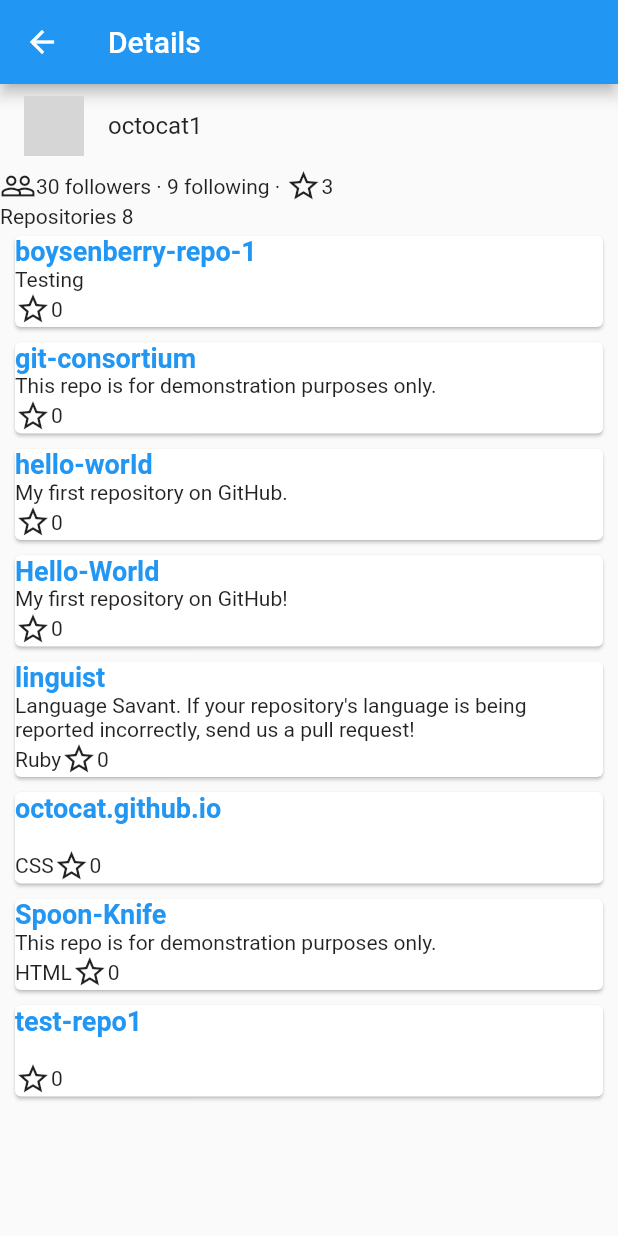
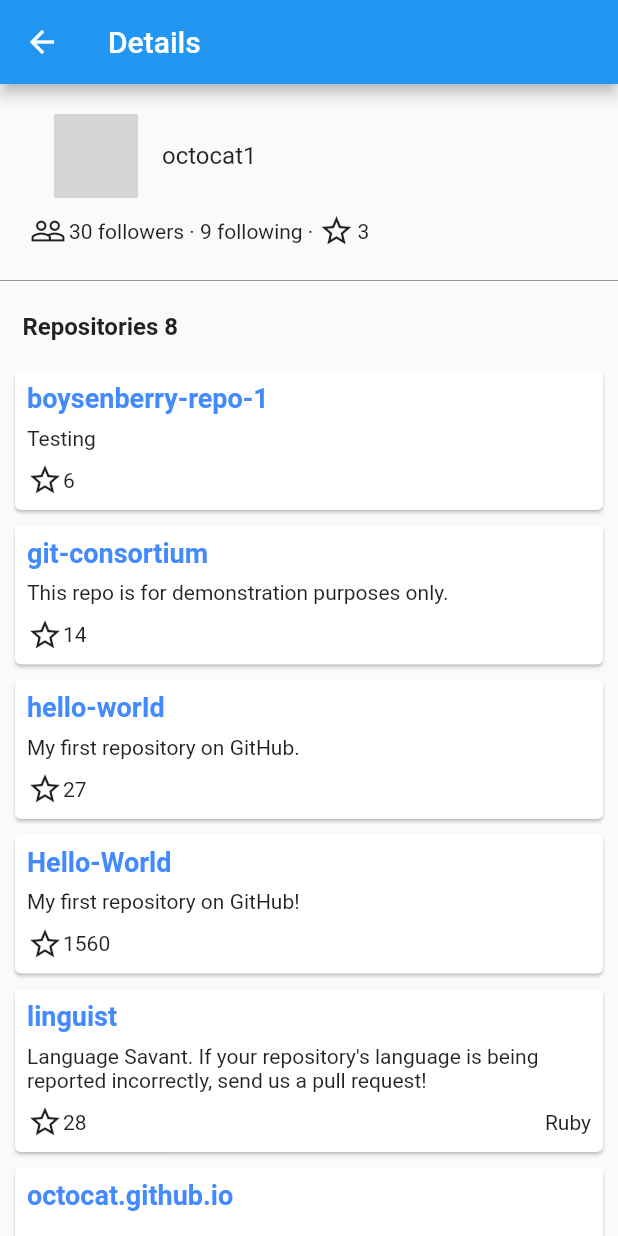
Before and after one commit to NeoMindStd/GithubUserList, a Flutter app: the screen it shows after launch, after a tap on an icon or button, on a phone screen of 412 x 824 dp. Run offline on Flutter 3.47's test engine with Material 2 defaults, Android fonts, the phone set to English and light mode, and no system bars; our stand-ins replace logger, rxdart; missing offline and left inert: easy_web_view, mutex; network calls fail; grey boxes are pictures that could not be loaded.

Commit message:
Implement DetailPage screen

```diff
--- a/lib/data/repository.dart
+++ b/lib/data/repository.dart
@@ -5,7 +5,7 @@ import 'package:github_user_list/data/user.dart';
 
 class Repository {
   int id;
-  int stargazerCount;
+  int stargazersCount;
   int watchersCount;
   int forks;
   int watchers;
@@ -23,7 +23,7 @@ class Repository {
 
   Repository({
     this.id = Nos.Global.NOT_ASSIGNED_ID,
-    this.stargazerCount = 0,
+    this.stargazersCount = 0,
     this.watchersCount = 0,
     this.forks = 0,
     this.watchers = 0,
@@ -42,7 +42,7 @@ class Repository {
 
   factory Repository.fromJson(Map<String, dynamic> json) => Repository(
         id: json['id'] as int ?? Nos.Global.NOT_ASSIGNED_ID,
-        stargazerCount: json['stargazer_count'] as int ?? 0,
+        stargazersCount: json['stargazers_count'] as int ?? 0,
         watchersCount: json['watchers_count'] as int ?? 0,
         forks: json['forks'] as int ?? 0,
         watchers: json['watchers'] as int ?? 0,
--- a/lib/data/user.dart
+++ b/lib/data/user.dart
@@ -7,6 +7,7 @@ class User {
   int id;
   String login;
   String avatarUrl;
+  String htmlUrl;
   String url;
   String followersUrl;
   String followingUrl;
@@ -23,6 +24,7 @@ class User {
     this.login = "",
     this.avatarUrl = "",
     this.url = "",
+    this.htmlUrl,
     this.followersUrl = "",
     this.followingUrl = "",
     this.starredUrl = "",
@@ -37,6 +39,7 @@ class User {
         login: json['login'] as String ?? "",
         avatarUrl: json['avatar_url'] as String ?? "",
         url: json['url'] as String ?? "",
+        htmlUrl: json['html_url'] as String ?? "",
         followersUrl: json['followers_url'] as String ?? "",
         followingUrl: json['following_url'] as String ?? "",
         starredUrl: json['starred_url'] as String ?? "",
@@ -54,6 +57,7 @@ class User {
         'avatar_url':
             'https://avatars1.githubusercontent.com/u/583231?s=460&u=a59fef2a493e2b67dd13754231daf220c82ba84d&v=4',
         'url': 'https://api.github.com/users/octocat',
+        'html_url': 'https://github.com/octocat',
         'followers_url': 'https://api.github.com/users/octocat/followers',
         'following_url': 'https://api.github.com/users/octocat/following',
         'starred_url': 'https://api.github.com/users/octocat/starred',
--- /dev/null
+++ b/lib/screen/detail/profile.dart
@@ -0,0 +1,85 @@
+import 'package:flutter/material.dart';
+import 'package:github_user_list/data/user.dart';
+import 'package:github_user_list/screen/web_view_page.dart';
+
+class Profile extends StatelessWidget {
+  final User _user;
+  final EdgeInsetsGeometry padding;
+
+  const Profile(
+    this._user, {
+    this.padding = const EdgeInsets.all(0),
+  });
+
+  @override
+  Widget build(BuildContext context) => Padding(
+        padding: padding,
+        child: Column(
+          children: <Widget>[
+            ListTile(
+              leading: CircleAvatar(
+                radius: 28,
+                backgroundImage: NetworkImage(_user.avatarUrl),
+              ),
+              title: Text(_user.login),
+              onTap: () => Navigator.push(
+                  context,
+                  MaterialPageRoute(
+                      builder: (_) => WebViewPage(_user.login, _user.htmlUrl))),
+            ),
+            Padding(
+              padding: const EdgeInsets.only(top: 10),
+              child: Row(
+                children: <Widget>[
+                  InkWell(
+                    child: Row(
+                      children: <Widget>[
+                        Icon(Icons.people_outline),
+                        Padding(
+                          padding: EdgeInsets.only(left: 2),
+                        ),
+                        Text("${_user.followers.length} followers"),
+                      ],
+                    ),
+                    onTap: () => Navigator.push(
+                        context,
+                        MaterialPageRoute(
+                            builder: (context) => WebViewPage(
+                                "${_user.login}'s followers",
+                                'https://github.com/${_user.login}?tab=followers'))),
+                  ),
+                  Text(" · "),
+                  InkWell(
+                    child: Text("${_user.followings.length} following"),
+                    onTap: () => Navigator.push(
+                        context,
+                        MaterialPageRoute(
+                            builder: (context) => WebViewPage(
+                                "${_user.login}'s following",
+                                'https://github.com/${_user.login}?tab=following'))),
+                  ),
+                  Text(" · "),
+                  InkWell(
+                    child: Row(
+                      children: <Widget>[
+                        Icon(Icons.star_border),
+                        Padding(
+                          padding: EdgeInsets.only(left: 2),
+                        ),
+                        Text("${_user.stars.length}"),
+                      ],
+                    ),
+                    onTap: () => Navigator.push(
+                        context,
+                        MaterialPageRoute(
+                            builder: (context) => WebViewPage(
+                                "${_user.login}'s stars",
+                                'https://github.com/${_user.login}?tab=stars'))),
+                  ),
+                ],
+              ),
+            ),
+          ],
+        ),
+      );
+}
--- /dev/null
+++ b/lib/screen/detail/repo_list.dart
@@ -0,0 +1,89 @@
+import 'package:flutter/material.dart';
+import 'package:github_user_list/data/repository.dart';
+import 'package:github_user_list/screen/web_view_page.dart';
+
+class RepoList extends StatelessWidget {
+  final List<Repository> _repos;
+  final EdgeInsetsGeometry titlePadding;
+  final EdgeInsetsGeometry listPadding;
+
+  const RepoList(this._repos,
+      {this.titlePadding = const EdgeInsets.all(0),
+      this.listPadding = const EdgeInsets.all(0)});
+
+  @override
+  Widget build(BuildContext context) => Expanded(
+        child: Column(
+          children: <Widget>[
+            Padding(
+              padding: titlePadding,
+              child: Row(
+                children: <Widget>[
+                  Text(
+                    "Repositories ${_repos.length}",
+                    style: TextStyle(fontWeight: FontWeight.bold, fontSize: 16),
+                  ),
+                ],
+              ),
+            ),
+            Expanded(
+              child: SingleChildScrollView(
+                padding: listPadding,
+                scrollDirection: Axis.vertical,
+                child: Column(
+                  mainAxisSize: MainAxisSize.min,
+                  children: List.generate(_repos.length, (index) {
+                    Repository repo = _repos[index];
+                    return Card(
+                      margin: EdgeInsets.symmetric(horizontal: 10, vertical: 5),
+                      child: InkWell(
+                        child: Padding(
+                          padding: const EdgeInsets.all(8.0),
+                          child: Column(
+                            crossAxisAlignment: CrossAxisAlignment.start,
+                            children: <Widget>[
+                              Padding(
+                                padding: const EdgeInsets.only(bottom: 4),
+                                child: Text(
+                                  repo.name,
+                                  style: TextStyle(
+                                    color: Colors.blueAccent,
+                                    fontWeight: FontWeight.bold,
+                                    fontSize: 18,
+                                  ),
+                                ),
+                              ),
+                              Padding(
+                                padding:
+                                    const EdgeInsets.symmetric(vertical: 4),
+                                child: Text(repo.description),
+                              ),
+                              Padding(
+                                padding: const EdgeInsets.only(top: 4),
+                                child: Row(
+                                  children: <Widget>[
+                                    Icon(Icons.star_border),
+                                    Text('${repo.stargazersCount}'),
+                                    Spacer(),
+                                    Text(repo.language),
+                                  ],
+                                ),
+                              ),
+                            ],
+                          ),
+                        ),
+                        onTap: () => Navigator.push(
+                            context,
+                            MaterialPageRoute(
+                                builder: (_) =>
+                                    WebViewPage(repo.name, repo.htmlUrl))),
+                      ),
+                    );
+                  }),
+                ),
+              ),
+            ),
+          ],
+        ),
+      );
+}
--- a/lib/screen/detail_page.dart
+++ b/lib/screen/detail_page.dart
@@ -1,8 +1,8 @@
-import 'package:flutter/cupertino.dart';
 import 'package:flutter/material.dart';
 import 'package:github_user_list/bloc/detail_bloc.dart';
-import 'package:github_user_list/data/repository.dart';
 import 'package:github_user_list/data/user.dart';
+import 'package:github_user_list/screen/detail/profile.dart';
+import 'package:github_user_list/screen/detail/repo_list.dart';
 import 'package:provider/provider.dart';
 
 class DetailPage extends StatelessWidget {
@@ -27,64 +27,23 @@ class DetailPage extends StatelessWidget {
             User user = snapshot.data;
             return Column(
               children: <Widget>[
-                ListTile(
-                  leading: CircleAvatar(
-                    backgroundImage: NetworkImage(user.avatarUrl),
-                  ),
-                  title: Text(user.login),
+                Profile(
+                  user,
+                  padding: EdgeInsets.all(20),
                 ),
-                Row(
-                  children: <Widget>[
-                    Icon(Icons.people_outline),
-                    Text("${user.followers.length} followers"),
-                    Text(" · "),
-                    Text("${user.followings.length} following"),
-                    Text(" · "),
-                    Icon(Icons.star_border),
-                    Text("${user.stars.length}"),
-                  ],
+                Divider(
+                  height: 2,
+                  thickness: 0.5,
+                  color: Colors.black54,
                 ),
-                Row(
-                  children: <Widget>[
-                    Text("Repositories "),
-                    Text("${user.repositories.length}"),
-                  ],
+                Padding(
+                  padding: EdgeInsets.only(top: 5),
                 ),
-                Expanded(
-                  child: SingleChildScrollView(
-                    scrollDirection: Axis.vertical,
-                    child: Column(
-                      mainAxisSize: MainAxisSize.min,
-                      children:
-                          List.generate(user.repositories.length, (index) {
-                        Repository repo = user.repositories[index];
-                        return Card(
-                          margin:
-                              EdgeInsets.symmetric(horizontal: 10, vertical: 5),
-                          child: Column(
-                            crossAxisAlignment: CrossAxisAlignment.start,
-                            children: <Widget>[
-                              Text(
-                                repo.name,
-                                style: TextStyle(
-                                  color: Colors.blue,
-                                  fontWeight: FontWeight.bold,
-                                  fontSize: 18,
-                                ),
-                              ),
-                              Text(repo.description),
-                              Row(
-                                children: <Widget>[
-                                  Text(repo.language),
-                                  Icon(Icons.star_border),
-                                  Text('${repo.stargazerCount}'),
-                                ],
-                              ),
-                            ],
-                          ),
-                        );
-                      }),
-                    ),
+                RepoList(
+                  user.repositories,
+                  titlePadding: EdgeInsets.symmetric(
+                    horizontal: 15,
+                    vertical: 15,
                   ),
                 ),
               ],
--- /dev/null
+++ b/lib/screen/web_view_page.dart
@@ -0,0 +1,29 @@
+import 'package:easy_web_view/easy_web_view.dart';
+import 'package:flutter/material.dart';
+
+class WebViewPage extends StatelessWidget {
+  final String title;
+  final String url;
+
+  const WebViewPage(this.title, this.url)
+      : assert(title != null),
+        assert(url != null);
+
+  @override
+  Widget build(BuildContext context) => Scaffold(
+        appBar: AppBar(
+          title: Text(
+            title,
+            style: TextStyle(fontWeight: FontWeight.bold),
+          ),
+          iconTheme: IconThemeData(size: 28, color: Colors.white),
+        ),
+        body: EasyWebView(
+          src: url,
+          isHtml: false, // Use Html syntax
+          isMarkdown: false, // Use markdown syntax
+          // width: 100,
+          // height: 100,
+        ),
+      );
+}
--- a/pubspec.yaml
+++ b/pubspec.yaml
@@ -39,6 +39,7 @@ dependencies:
 
   # UI
   cupertino_icons: ^0.1.3
+  easy_web_view: ^1.3.0
 
 dev_dependencies:
   flutter_test:
```
Also changed, not shown: pubspec.lock.
